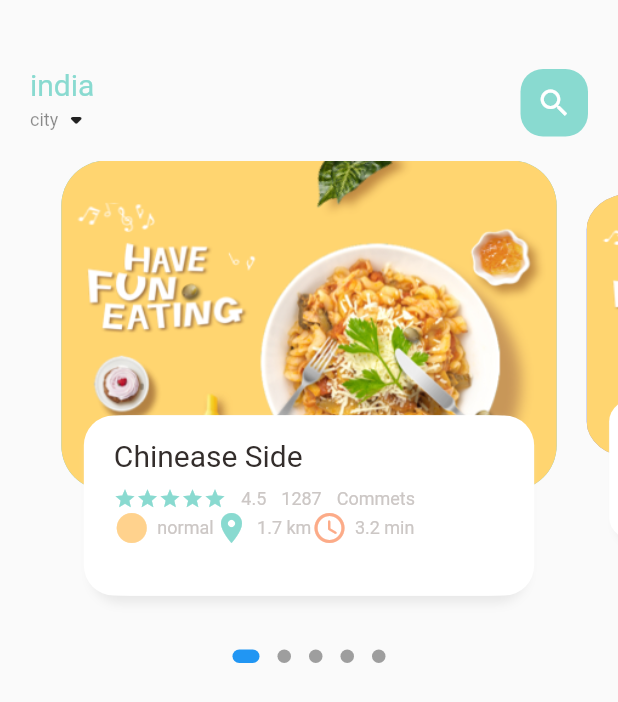
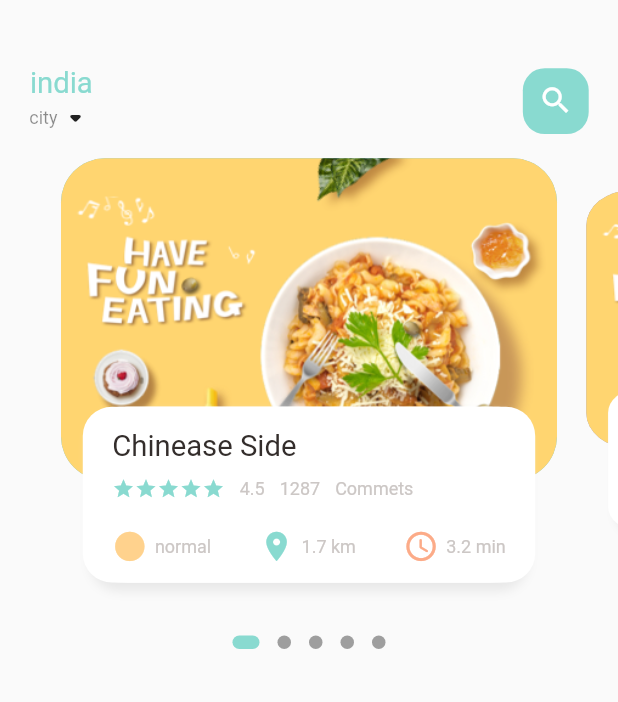
Before and after one commit to milankatira/food_delivery_app, a Flutter app: the screen it shows after launch, on a phone screen of 412 x 824 dp. Shown: the top 702 px of the screen. Run offline on Flutter 3.47's test engine with Material 2 defaults, Android fonts, the phone set to English and light mode, and no system bars; drawn by our look-alikes of dots_indicator; our stand-ins replace get; missing offline and left inert: dart:ffi.

Commit message:
added responsiveness

```diff
--- /dev/null
+++ b/lib/dimension/dimension.dart
@@ -0,0 +1,29 @@
+import 'package:get/get.dart';
+
+class Dimensions {
+  static double screenHeight = Get.context!.height;
+  static double screenWidth = Get.context!.width;
+
+  static double pageView = screenHeight / 2.64;
+  static double pageViewContainer = screenHeight / 3.84;
+  static double pageViewTextContainer = screenHeight / 7.03;
+
+  static double height10 = screenHeight / 84.4;
+  static double height15 = screenHeight / 56.27;
+  static double height20 = screenHeight / 42.2;
+  static double height30 = screenHeight / 28.13;
+  static double height45 = screenHeight / 18.76;
+
+  static double font20 = screenHeight / 42.2;
+
+  static double radius15 = screenHeight / 56.27;
+  static double radius20 = screenHeight / 42.2;
+  static double radius30 = screenHeight / 28.13;
+
+  static double width10 = screenHeight / 84.4;
+  static double width15 = screenHeight / 56.27;
+  static double width20 = screenHeight / 42.2;
+  static double width30 = screenHeight / 28.13;
+
+  static double iconSize24 = screenHeight / 35.17;
+}
--- a/lib/home/food_page_body.dart
+++ b/lib/home/food_page_body.dart
@@ -3,6 +3,7 @@ import 'dart:ffi';
 import 'package:dots_indicator/dots_indicator.dart';
 import 'package:flutter/material.dart';
 import 'package:food_dcelivery_app/color/AppColor.dart';
+import 'package:food_dcelivery_app/dimension/dimension.dart';
 import 'package:food_dcelivery_app/widgets/big_text.dart';
 import 'package:food_dcelivery_app/widgets/icon_and_text_widgets.dart';
 import 'package:food_dcelivery_app/widgets/small_text.dart';
@@ -17,7 +18,7 @@ class _FoodPageBodyState extends State<FoodPageBody> {
   PageController pageController = PageController(viewportFraction: 0.85);
   var _currPageValue = 0.0;
   double _scaleFactor = 0.8;
-  double _height = 220;
+  double _height = Dimensions.pageViewContainer;
   @override
   void initState() {
     super.initState();
@@ -40,7 +41,7 @@ class _FoodPageBodyState extends State<FoodPageBody> {
     return Column(
       children: [
         Container(
-            height: 320,
+            height: Dimensions.pageView,
             child: PageView.builder(
                 controller: pageController,
                 itemCount: 5,
@@ -51,6 +52,7 @@ class _FoodPageBodyState extends State<FoodPageBody> {
           dotsCount: 5,
           position: _currPageValue,
           decorator: DotsDecorator(
+            activeColor: AppColors.mainColor,
             size: const Size.square(9.0),
             activeSize: const Size(18.0, 9.0),
             activeShape: RoundedRectangleBorder(
@@ -91,25 +93,29 @@ class _FoodPageBodyState extends State<FoodPageBody> {
       child: Stack(
         children: [
           Container(
-            height: 220,
-            margin: EdgeInsets.only(left: 10, right: 10),
+            height: Dimensions.pageViewContainer,
+            margin: EdgeInsets.only(
+                left: Dimensions.width10, right: Dimensions.width10),
             decoration: BoxDecoration(
               color: index.isEven ? Color(0xFF69c5df) : Color(0xFF9294cc),
               image: DecorationImage(
                 fit: BoxFit.cover,
                 image: AssetImage("assets/image/food0.png"),
               ),
-              borderRadius: BorderRadius.circular(30),
+              borderRadius: BorderRadius.circular(Dimensions.radius30),
             ),
           ),
           Align(
             alignment: Alignment.bottomCenter,
             child: Container(
-                height: 120,
-                margin: EdgeInsets.only(left: 30, right: 30, bottom: 30),
+                height: Dimensions.pageViewTextContainer,
+                margin: EdgeInsets.only(
+                    left: Dimensions.width30,
+                    right: Dimensions.width30,
+                    bottom: Dimensions.height30),
                 decoration: BoxDecoration(
                   color: Colors.white,
-                  borderRadius: BorderRadius.circular(20),
+                  borderRadius: BorderRadius.circular(Dimensions.radius20),
                   boxShadow: [
                     BoxShadow(
                         color: Color(0xFFe8e8e8),
@@ -120,13 +126,16 @@ class _FoodPageBodyState extends State<FoodPageBody> {
                   ],
                 ),
                 child: Container(
-                  padding: EdgeInsets.only(top: 15, left: 15, right: 15),
+                  padding: EdgeInsets.only(
+                      top: Dimensions.height15,
+                      left: Dimensions.height15,
+                      right: Dimensions.height15),
                   child: Column(
                     crossAxisAlignment: CrossAxisAlignment.start,
                     children: [
                       BigText(text: "Chinease Side"),
                       SizedBox(
-                        height: 10,
+                        height: Dimensions.height10,
                       ),
                       Row(
                         children: [
@@ -149,11 +158,11 @@ class _FoodPageBodyState extends State<FoodPageBody> {
                           SmallText(text: "Commets"),
                         ],
                       ),
-                      Row(children: [
                       SizedBox(
-                          height: 10,
+                        height: Dimensions.height20,
                       ),
                       Row(
+                        mainAxisAlignment: MainAxisAlignment.spaceBetween,
                         children: [
                           IconAndTextWidgets(
                             icon: Icons.circle_sharp,
@@ -172,7 +181,6 @@ class _FoodPageBodyState extends State<FoodPageBody> {
                           )
                         ],
                       )
-                      ])
                     ],
                   ),
                 )),
--- a/lib/home/main_food.dart
+++ b/lib/home/main_food.dart
@@ -1,5 +1,6 @@
 import 'package:flutter/material.dart';
 import 'package:food_dcelivery_app/color/AppColor.dart';
+import 'package:food_dcelivery_app/dimension/dimension.dart';
 import 'package:food_dcelivery_app/home/food_page_body.dart';
 import 'package:food_dcelivery_app/widgets/big_text.dart';
 import 'package:food_dcelivery_app/widgets/small_text.dart';
@@ -19,8 +20,10 @@ class _MainFoodPageState extends State<MainFoodPage> {
         children: [
           Container(
             child: Container(
-              margin: EdgeInsets.only(top: 45, bottom: 15),
-              padding: EdgeInsets.only(left: 20, right: 20),
+              margin: EdgeInsets.only(
+                  top: Dimensions.height45, bottom: Dimensions.height15),
+              padding: EdgeInsets.only(
+                  left: Dimensions.width20, right: Dimensions.width20),
               child: Row(
                   mainAxisAlignment: MainAxisAlignment.spaceBetween,
                   children: [
@@ -43,14 +46,16 @@ class _MainFoodPageState extends State<MainFoodPage> {
                     ),
                     Center(
                       child: Container(
-                        width: 45,
-                        height: 45,
+                        width: Dimensions.height45,
+                        height: Dimensions.height45,
                         child: Icon(
                           Icons.search,
                           color: Colors.white,
+                          size: Dimensions.iconSize24,
                         ),
                         decoration: BoxDecoration(
-                          borderRadius: BorderRadius.circular(15),
+                          borderRadius:
+                              BorderRadius.circular(Dimensions.radius15),
                           color: AppColors.mainColor,
                         ),
                       ),
--- a/lib/main.dart
+++ b/lib/main.dart
@@ -1,5 +1,5 @@
 import 'package:flutter/material.dart';
-
+import 'package:get/get.dart';
 import 'home/main_food.dart';
 
 void main() {
@@ -10,7 +10,7 @@ class MyApp extends StatelessWidget {
   const MyApp({Key? key}) : super(key: key);
   @override
   Widget build(BuildContext context) {
-    return MaterialApp(
+    return GetMaterialApp(
       debugShowCheckedModeBanner: false,
       title: 'Flutter Demo',
       theme: ThemeData(
--- a/lib/widgets/big_text.dart
+++ b/lib/widgets/big_text.dart
@@ -1,13 +1,18 @@
 import 'package:flutter/material.dart';
+import 'package:food_dcelivery_app/dimension/dimension.dart';
 
 class BigText extends StatelessWidget {
   Color? color;
   final String text;
   double size;
   TextOverflow overFlow;
-  BigText({Key? key, this.color= const Color(0xFF332d2b),required this.text,
-  this.overFlow=TextOverflow.ellipsis,this.size=20
-  }) : super(key: key);
+  BigText(
+      {Key? key,
+      this.color = const Color(0xFF332d2b),
+      required this.text,
+      this.overFlow = TextOverflow.ellipsis,
+      this.size = 0})
+      : super(key: key);
 
   @override
   Widget build(BuildContext context) {
@@ -16,7 +21,7 @@ class BigText extends StatelessWidget {
       maxLines: 1,
       style: TextStyle(
         fontFamily: 'Roboto',
-        fontSize: size,
+        fontSize: size == 0 ? Dimensions.font20 : size,
         color: color,
         fontWeight: FontWeight.w400,
       ),
--- a/lib/widgets/icon_and_text_widgets.dart
+++ b/lib/widgets/icon_and_text_widgets.dart
@@ -1,4 +1,5 @@
 import 'package:flutter/material.dart';
+import 'package:food_dcelivery_app/dimension/dimension.dart';
 import 'package:food_dcelivery_app/widgets/small_text.dart';
 
 class IconAndTextWidgets extends StatelessWidget {
@@ -20,6 +21,7 @@ class IconAndTextWidgets extends StatelessWidget {
         Icon(
           icon,
           color: iconColor,
+          size: Dimensions.iconSize24,
         ),
         SizedBox(width: 5),
         SmallText(text: text),
--- a/pubspec.yaml
+++ b/pubspec.yaml
@@ -24,6 +24,7 @@ dependencies:
   # Use with the CupertinoIcons class for iOS style icons.
   cupertino_icons: ^1.0.2
   dots_indicator: ^2.0.0
+  get: ^4.6.1
 
 dev_dependencies:
   flutter_test:
```
Also changed, not shown: pubspec.lock. Lines whose indentation alone changed are shown as unchanged.
